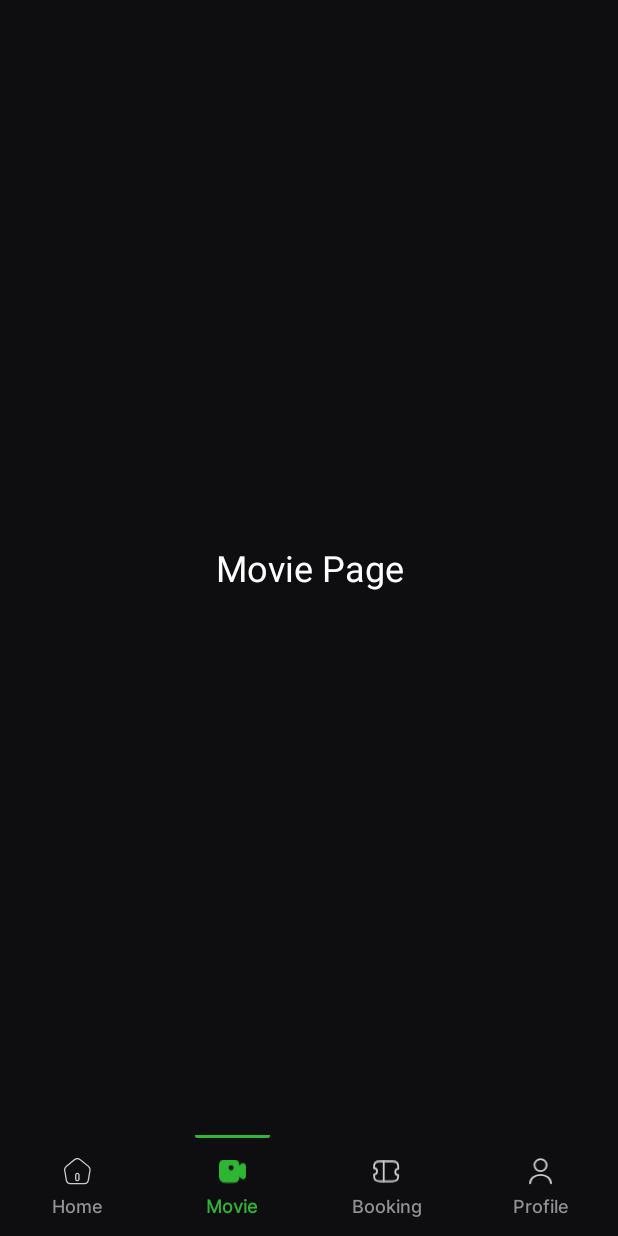
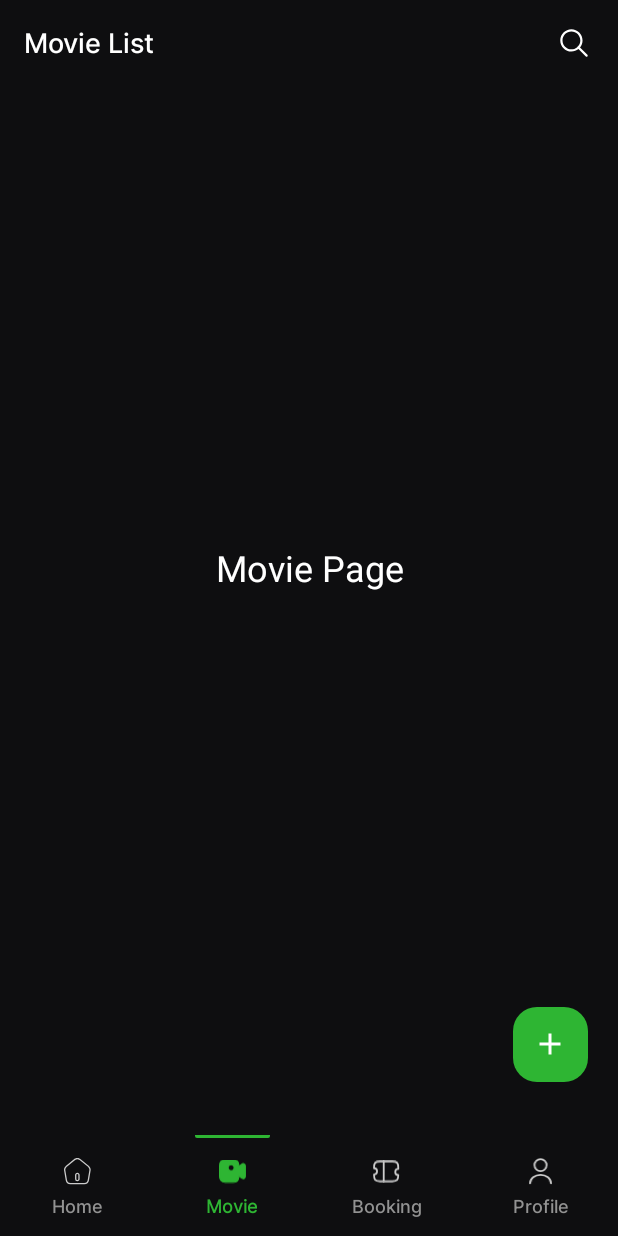
Before and after one commit to NeyThuAung/MBookie, an Android app: the MovieListFragment screen opened through its navigation route, on a phone screen of 412 x 824 dp. Run offline under Robolectric (Android 15) with nearby library versions, the phone set to English and light mode, and no system bars; our stand-ins replace Firebase (no records; nobody signed in at launch, a user with empty details on screens opened directly), navigation-ui.

Commit message:
Added Add Movie Page 15/2

```diff
--- a/app/build.gradle
+++ b/app/build.gradle
@@ -54,4 +54,6 @@ dependencies {
     //for navigation
     implementation 'androidx.navigation:navigation-fragment-ktx:2.5.3'
     implementation 'androidx.navigation:navigation-ui-ktx:2.5.3'
+
+    implementation 'com.github.dhaval2404:imagepicker:2.1'
 }
--- a/app/src/main/java/com/example/mbookie/admin/ui/fragment/MovieListFragment.kt
+++ b/app/src/main/java/com/example/mbookie/admin/ui/fragment/MovieListFragment.kt
@@ -5,6 +5,7 @@ import androidx.fragment.app.Fragment
 import android.view.LayoutInflater
 import android.view.View
 import android.view.ViewGroup
+import androidx.navigation.fragment.findNavController
 import com.example.mbookie.R
 import com.example.mbookie.databinding.FragmentMovieListBinding
 
@@ -25,6 +26,9 @@ class MovieListFragment : Fragment() {
     override fun onViewCreated(view: View, savedInstanceState: Bundle?) {
         super.onViewCreated(view, savedInstanceState)
 
+        binding.floatingActionAddMovie.setOnClickListener {
+            findNavController().navigate(R.id.action_movieListFragment_to_addMovieFragment)
+        }
 
     }
 }
--- /dev/null
+++ b/app/src/main/res/color/text_color_enable_disable_state.xml
@@ -0,0 +1,6 @@
+<?xml version="1.0" encoding="utf-8"?>
+<selector xmlns:android="http://schemas.android.com/apk/res/android">
+    <item android:color="@color/green" android:state_enabled="true"/>
+    <item android:color="@color/text_grey_color" android:state_enabled="false"/>
+    <item android:color="@color/text_grey_color"/>
+</selector>
--- /dev/null
+++ b/app/src/main/res/drawable/baseline_add_24.xml
@@ -0,0 +1,5 @@
+<vector android:height="24dp" android:tint="#000000"
+    android:viewportHeight="24" android:viewportWidth="24"
+    android:width="24dp" xmlns:android="http://schemas.android.com/apk/res/android">
+    <path android:fillColor="@android:color/white" android:pathData="M19,13h-6v6h-2v-6H5v-2h6V5h2v6h6v2z"/>
+</vector>
--- /dev/null
+++ b/app/src/main/res/drawable/ic_search.xml
@@ -0,0 +1,13 @@
+<vector xmlns:android="http://schemas.android.com/apk/res/android"
+    android:width="20dp"
+    android:height="20dp"
+    android:viewportWidth="20"
+    android:viewportHeight="20">
+    <group>
+        <clip-path
+            android:pathData="M0,0h20v20h-20z"/>
+        <path
+            android:pathData="M18.95,17.88L14.02,12.94C15.07,11.67 15.7,10.03 15.7,8.25C15.7,4.16 12.36,0.83 8.27,0.83C4.18,0.83 0.84,4.17 0.84,8.25C0.84,12.33 4.17,15.68 8.27,15.68C10.05,15.68 11.68,15.05 12.96,14L17.89,18.94C18.04,19.08 18.23,19.16 18.42,19.16C18.61,19.16 18.81,19.08 18.95,18.94C19.24,18.64 19.24,18.17 18.95,17.88ZM12.95,11.87C12.65,12.27 12.3,12.63 11.89,12.93C10.89,13.71 9.63,14.18 8.27,14.18C5,14.18 2.34,11.52 2.34,8.25C2.34,4.98 5,2.33 8.27,2.33C11.54,2.33 14.2,4.98 14.2,8.25C14.2,9.62 13.74,10.87 12.95,11.87Z"
+            android:fillColor="#FFFFFF"/>
+    </group>
+</vector>
--- a/app/src/main/res/layout/fragment_movie_list.xml
+++ b/app/src/main/res/layout/fragment_movie_list.xml
@@ -6,6 +6,43 @@
     android:background="@color/primary_black"
     xmlns:app="http://schemas.android.com/apk/res-auto"
     tools:context=".admin.ui.fragment.DashBoardFragment">
+
+    <androidx.constraintlayout.widget.ConstraintLayout
+        android:id="@+id/clToolBar"
+        app:layout_constraintTop_toTopOf="parent"
+        app:layout_constraintStart_toStartOf="parent"
+        app:layout_constraintEnd_toEndOf="parent"
+        android:layout_width="match_parent"
+        android:layout_height="?android:attr/actionBarSize">
+
+        <TextView
+            android:id="@+id/tvMovieListTitle"
+            app:layout_constraintTop_toTopOf="parent"
+            app:layout_constraintStart_toStartOf="parent"
+            app:layout_constraintBottom_toBottomOf="parent"
+            android:layout_marginStart="16dp"
+            android:text="Movie List"
+            android:textSize="18sp"
+            android:fontFamily="@font/inter_medium"
+            android:textColor="@color/white"
+            android:layout_width="wrap_content"
+            android:layout_height="wrap_content"/>
+
+        <ImageView
+            android:id="@+id/icMovieListSearch"
+            app:layout_constraintTop_toTopOf="@id/tvMovieListTitle"
+            app:layout_constraintBottom_toBottomOf="@id/tvMovieListTitle"
+            app:layout_constraintEnd_toEndOf="parent"
+            android:src="@drawable/ic_search"
+            android:paddingHorizontal="10dp"
+            android:layout_marginEnd="9dp"
+            android:paddingVertical="5dp"
+            android:layout_width="wrap_content"
+            android:layout_height="wrap_content"
+            android:contentDescription="@string/app_name" />
+
+
+    </androidx.constraintlayout.widget.ConstraintLayout>
 
     <TextView
         android:id="@+id/tvSignOut"
@@ -20,4 +57,20 @@
         android:layout_width="wrap_content"
         android:layout_height="wrap_content"/>
 
+    <com.google.android.material.floatingactionbutton.FloatingActionButton
+        android:visibility="visible"
+        android:id="@+id/floatingActionAddMovie"
+        app:layout_constraintBottom_toBottomOf="parent"
+        app:layout_constraintEnd_toEndOf="parent"
+        android:layout_marginEnd="20dp"
+        android:layout_marginBottom="35dp"
+        android:src="@drawable/baseline_add_24"
+        android:backgroundTint="@color/green"
+        app:elevation="0dp"
+        app:fabCustomSize="50dp"
+        android:layout_width="50dp"
+        app:tint="@color/white"
+        android:layout_height="50dp"
+        tools:ignore="ContentDescription" />
+
 </androidx.constraintlayout.widget.ConstraintLayout>
--- a/app/src/main/res/navigation/nav_home.xml
+++ b/app/src/main/res/navigation/nav_home.xml
@@ -19,11 +19,20 @@
         android:id="@+id/movieListFragment"
         android:name="com.example.mbookie.admin.ui.fragment.MovieListFragment"
         android:label="fragment_movie_list"
-        tools:layout="@layout/fragment_movie_list" />
+        tools:layout="@layout/fragment_movie_list" >
+        <action
+            android:id="@+id/action_movieListFragment_to_addMovieFragment"
+            app:destination="@id/addMovieFragment" />
+    </fragment>
     <fragment
         android:id="@+id/profileFragment"
         android:name="com.example.mbookie.admin.ui.fragment.ProfileFragment"
         android:label="fragment_profile"
         tools:layout="@layout/fragment_profile" />
+    <fragment
+        android:id="@+id/addMovieFragment"
+        android:name="com.example.mbookie.admin.ui.fragment.AddMovieFragment"
+        android:label="fragment_add_movie"
+        tools:layout="@layout/fragment_add_movie" />
 
 </navigation>
--- a/app/src/main/res/values/colors.xml
+++ b/app/src/main/res/values/colors.xml
@@ -8,4 +8,7 @@
     <color name="text_grey_color">#929292</color>
     <color name="text_black_color">#1E1E1E</color>
     <color name="pale_line_color">#f7f7f7</color>
+    <color name="blue_label">#8C98B7</color>
+    <color name="light_grey">#D2D2D2</color>
+    <color name="view_line_color">#EEEEEE</color>
 </resources>
--- a/app/src/main/res/values/strings.xml
+++ b/app/src/main/res/values/strings.xml
@@ -28,4 +28,8 @@
     <string name="movie">Movie</string>
     <string name="booking">Booking</string>
     <string name="profile">Profile</string>
+    <string name="add_movie">Add Movie</string>
+    <string name="next">Next</string>
+    <string name="upload_movie_ncover">Upload Movie\nCover</string>
+    <string name="movie_title">Movie title</string>
 </resources>
--- a/settings.gradle
+++ b/settings.gradle
@@ -3,6 +3,7 @@ pluginManagement {
         google()
         mavenCentral()
         gradlePluginPortal()
+        maven { url 'https://jitpack.io' }
     }
 }
 dependencyResolutionManagement {
@@ -10,6 +11,7 @@ dependencyResolutionManagement {
     repositories {
         google()
         mavenCentral()
+        maven { url 'https://jitpack.io' }
     }
 }
 rootProject.name = "MBookie"
```
Also changed, not shown: app/src/main/java/com/example/mbookie/admin/ui/fragment/AddMovieFragment.kt (added, +121 -0 lines), app/src/main/java/com/example/mbookie/util/UiState.kt (added, +9 -0 lines), app/src/main/res/drawable/ic_camera_blue.xml (added, +13 -0 lines), app/src/main/res/drawable/ic_edit.xml (added, +16 -0 lines), app/src/main/res/layout/fragment_add_movie.xml (added, +391 -0 lines), 1 other file.
